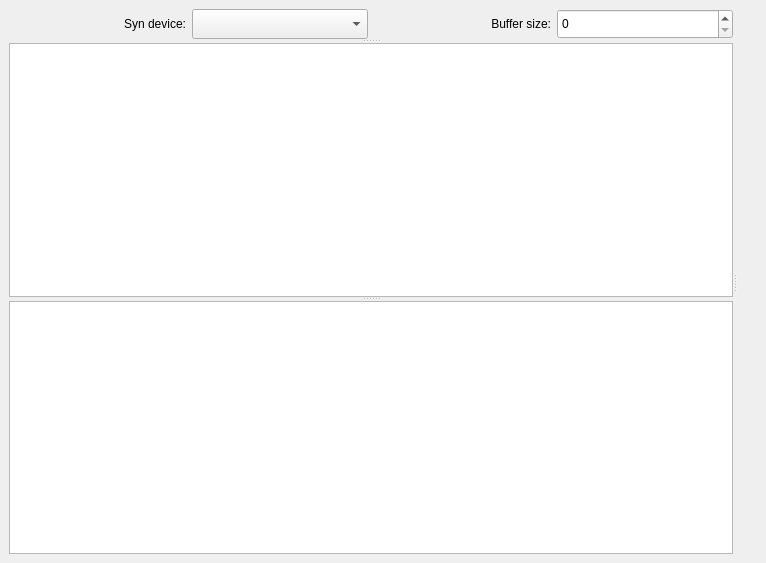
Old version of the form midicfg/rc/midicfg.ui in the repository Stephen-Hazel/PianoCheetah.
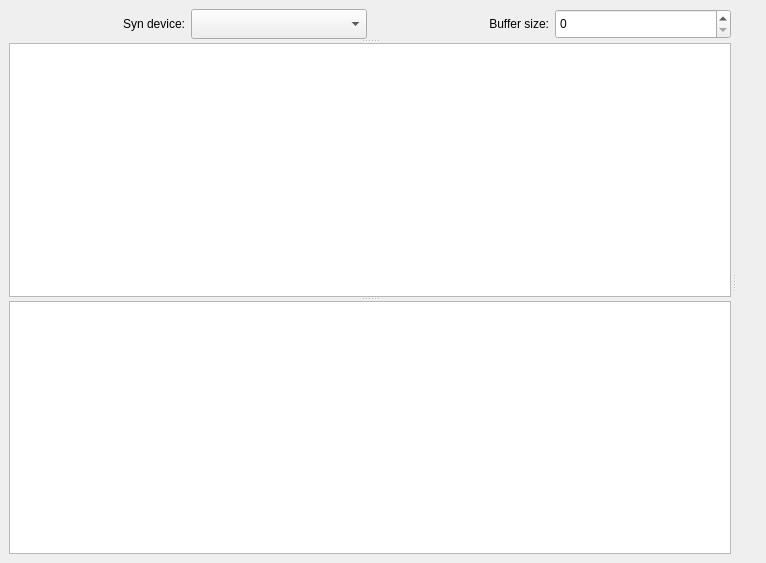
New version of the form.

The edit to the form file:
```diff
--- a/midicfg/rc/midicfg.ui
+++ b/midicfg/rc/midicfg.ui
@@ -21,7 +21,7 @@
   </property>
   <widget class="QWidget" name="cw">
    <property name="sizePolicy">
-    <sizepolicy hsizetype="Preferred" vsizetype="Preferred">
+    <sizepolicy hsizetype="Expanding" vsizetype="Expanding">
      <horstretch>0</horstretch>
      <verstretch>0</verstretch>
     </sizepolicy>
@@ -32,18 +32,30 @@
    <layout class="QHBoxLayout" name="horizontalLayout">
     <item>
      <widget class="QSplitter" name="splH">
+      <property name="sizePolicy">
+       <sizepolicy hsizetype="Expanding" vsizetype="Expanding">
+        <horstretch>0</horstretch>
+        <verstretch>0</verstretch>
+       </sizepolicy>
+      </property>
       <property name="orientation">
        <enum>Qt::Orientation::Horizontal</enum>
       </property>
+      <property name="opaqueResize">
+       <bool>false</bool>
+      </property>
+      <property name="handleWidth">
+       <number>6</number>
+      </property>
+      <property name="childrenCollapsible">
+       <bool>true</bool>
+      </property>
       <widget class="QSplitter" name="splV">
        <property name="orientation">
         <enum>Qt::Orientation::Vertical</enum>
        </property>
        <widget class="QWidget" name="layoutWidget">
         <layout class="QHBoxLayout" name="hLo">
-         <property name="sizeConstraint">
-          <enum>QLayout::SizeConstraint::SetMinimumSize</enum>
-         </property>
          <item>
           <widget class="QLabel" name="lbl">
            <property name="sizePolicy">
```
